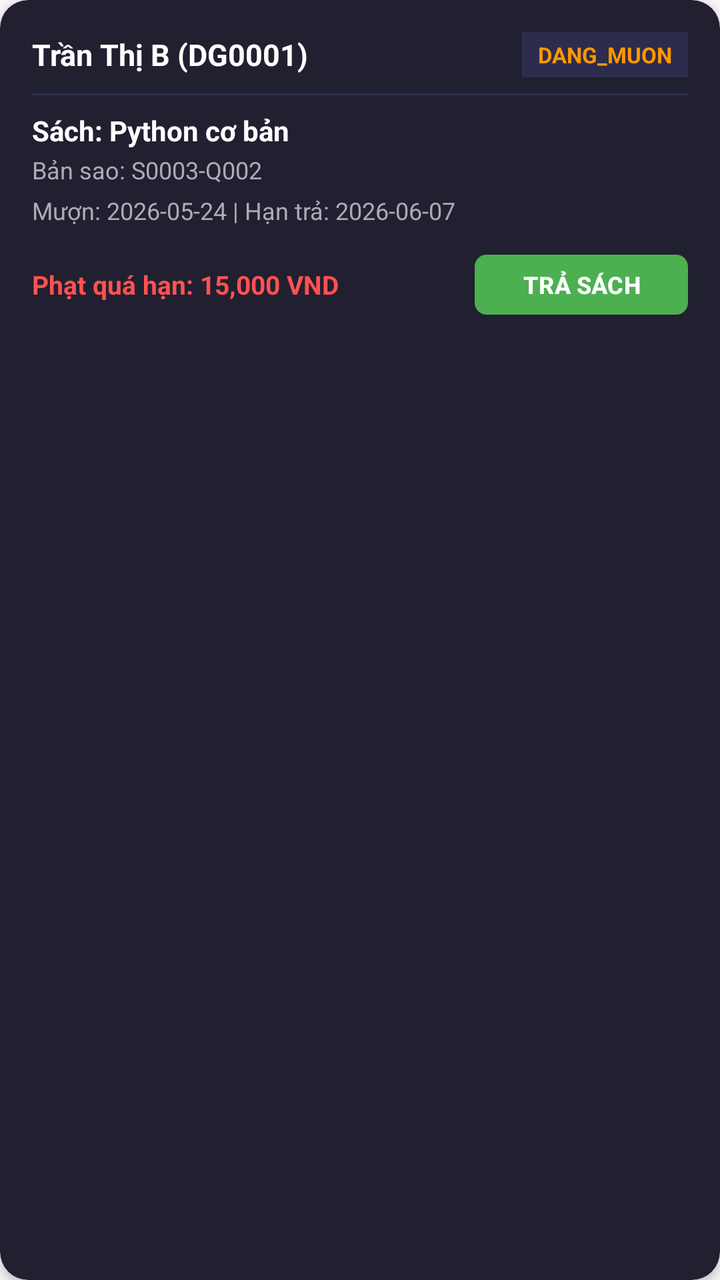
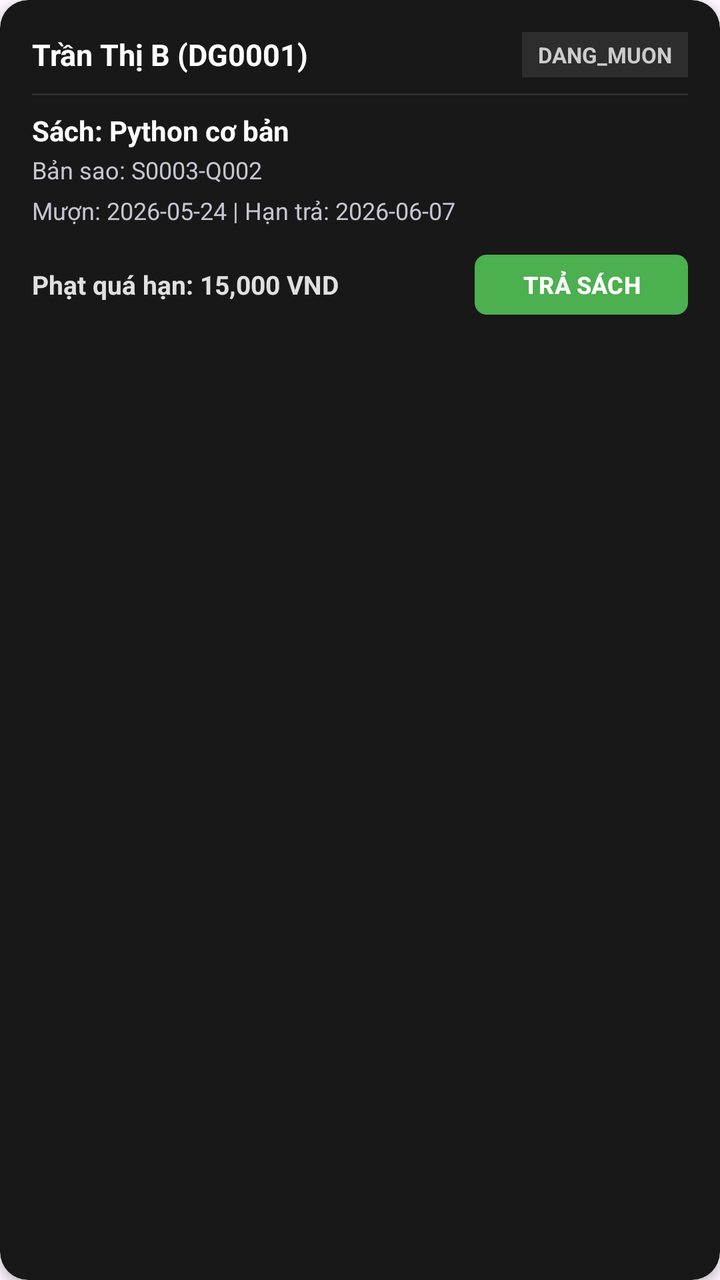

An Android layout rendered at two revisions. The XML below is the earlier revision; the diff shows what the commit changed to produce the second picture.
<!-- AndroidManifest.xml: application theme Theme.QLTV -->
<!-- res/layout/item_borrow.xml -->
<?xml version="1.0" encoding="utf-8"?>
<androidx.cardview.widget.CardView xmlns:android="http://schemas.android.com/apk/res/android"
    xmlns:app="http://schemas.android.com/apk/res-auto"
    android:layout_width="match_parent"
    android:layout_height="wrap_content"
    android:layout_marginHorizontal="4dp"
    android:layout_marginVertical="6dp"
    app:cardBackgroundColor="#212030"
    app:cardCornerRadius="14dp"
    app:cardElevation="3dp">

    <LinearLayout
        android:layout_width="match_parent"
        android:layout_height="wrap_content"
        android:orientation="vertical"
        android:padding="16dp">

        
        <LinearLayout
            android:layout_width="match_parent"
            android:layout_height="wrap_content"
            android:gravity="center_vertical"
            android:orientation="horizontal">

            <TextView
                android:id="@+id/txtBorrowReader"
                android:layout_width="0dp"
                android:layout_height="wrap_content"
                android:layout_weight="1"
                android:text="Trần Thị B (DG0001)"
                android:textColor="#FFFFFF"
                android:textSize="15sp"
                android:textStyle="bold" />

            <TextView
                android:id="@+id/badgeBorrowStatus"
                android:layout_width="wrap_content"
                android:layout_height="wrap_content"
                android:background="#2E2C4D"
                android:paddingHorizontal="8dp"
                android:paddingVertical="4dp"
                android:text="DANG_MUON"
                android:textColor="#FF9800"
                android:textSize="11sp"
                android:textStyle="bold" />
        </LinearLayout>

        <View
            android:layout_width="match_parent"
            android:layout_height="1dp"
            android:layout_marginVertical="8dp"
            android:background="#2E2C4D" />

        
        <TextView
            android:id="@+id/txtBorrowBookTitle"
            android:layout_width="wrap_content"
            android:layout_height="wrap_content"
            android:text="Sách: Python cơ bản"
            android:textColor="#FFFFFF"
            android:textSize="14sp"
            android:textStyle="bold" />

        <TextView
            android:id="@+id/txtBorrowCopyCode"
            android:layout_width="wrap_content"
            android:layout_height="wrap_content"
            android:layout_marginTop="2dp"
            android:text="Bản sao: S0003-Q002"
            android:textColor="#B0A8B9"
            android:textSize="12sp" />

        <TextView
            android:id="@+id/txtBorrowDates"
            android:layout_width="wrap_content"
            android:layout_height="wrap_content"
            android:layout_marginTop="4dp"
            android:text="Mượn: 2026-05-24 | Hạn trả: 2026-06-07"
            android:textColor="#B0A8B9"
            android:textSize="12sp" />

        
        <LinearLayout
            android:layout_width="match_parent"
            android:layout_height="wrap_content"
            android:layout_marginTop="10dp"
            android:gravity="center_vertical"
            android:orientation="horizontal">

            <TextView
                android:id="@+id/txtBorrowFine"
                android:layout_width="wrap_content"
                android:layout_height="wrap_content"
                android:text="Phạt quá hạn: 15,000 VND"
                android:textColor="#FF5252"
                android:textSize="13sp"
                android:textStyle="bold" />

            <View
                android:layout_width="0dp"
                android:layout_height="1dp"
                android:layout_weight="1" />

            <com.google.android.material.button.MaterialButton
                android:id="@+id/btnReturnBook"
                android:layout_width="wrap_content"
                android:layout_height="38dp"
                android:text="TRẢ SÁCH"
                android:textColor="#FFFFFF"
                android:textSize="12sp"
                android:textStyle="bold"
                app:backgroundTint="#4CAF50"
                app:cornerRadius="6dp" />
        </LinearLayout>
    </LinearLayout>
</androidx.cardview.widget.CardView>
<!-- resources referenced by this layout -->
<resources>
  <style name="Theme.QLTV" parent="Base.Theme.QLTV" />
  <style name="Base.Theme.QLTV" parent="Theme.Material3.DayNight.NoActionBar">
          
          
      </style>
</resources>

<!-- the commit's change to res/layout/item_borrow.xml (unified diff, before → after) -->
@@ -5,7 +5,7 @@
     android:layout_height="wrap_content"
     android:layout_marginHorizontal="4dp"
     android:layout_marginVertical="6dp"
-    app:cardBackgroundColor="#212030"
+    app:cardBackgroundColor="#181818"
     app:cardCornerRadius="14dp"
     app:cardElevation="3dp">
 
@@ -36,11 +36,11 @@
                 android:id="@+id/badgeBorrowStatus"
                 android:layout_width="wrap_content"
                 android:layout_height="wrap_content"
-                android:background="#2E2C4D"
+                android:background="#2D2D2D"
                 android:paddingHorizontal="8dp"
                 android:paddingVertical="4dp"
                 android:text="DANG_MUON"
-                android:textColor="#FF9800"
+                android:textColor="#CCCCCC"
                 android:textSize="11sp"
                 android:textStyle="bold" />
         </LinearLayout>
@@ -49,7 +49,7 @@
             android:layout_width="match_parent"
             android:layout_height="1dp"
             android:layout_marginVertical="8dp"
-            android:background="#2E2C4D" />
+            android:background="#2D2D2D" />
 
         
         <TextView
@@ -67,7 +67,7 @@
             android:layout_height="wrap_content"
             android:layout_marginTop="2dp"
             android:text="Bản sao: S0003-Q002"
-            android:textColor="#B0A8B9"
+            android:textColor="#C5C5D2"
             android:textSize="12sp" />
 
         <TextView
@@ -76,7 +76,7 @@
             android:layout_height="wrap_content"
             android:layout_marginTop="4dp"
             android:text="Mượn: 2026-05-24 | Hạn trả: 2026-06-07"
-            android:textColor="#B0A8B9"
+            android:textColor="#C5C5D2"
             android:textSize="12sp" />
 
         
@@ -92,7 +92,7 @@
                 android:layout_width="wrap_content"
                 android:layout_height="wrap_content"
                 android:text="Phạt quá hạn: 15,000 VND"
-                android:textColor="#FF5252"
+                android:textColor="#E0E0E0"
                 android:textSize="13sp"
                 android:textStyle="bold" />
 
